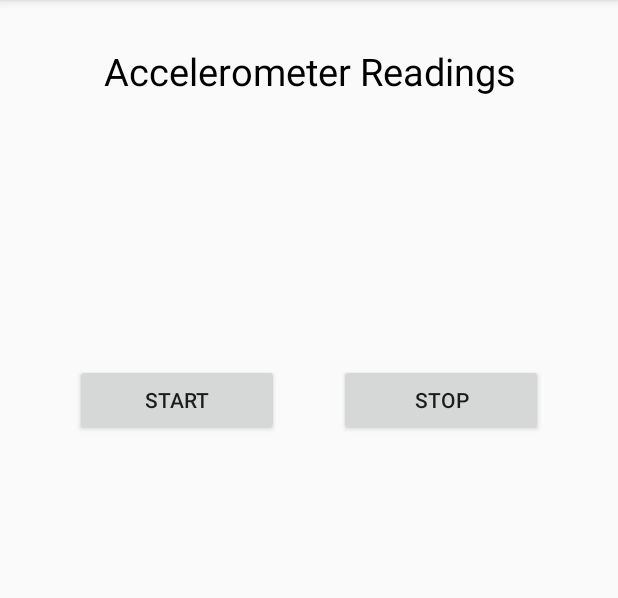
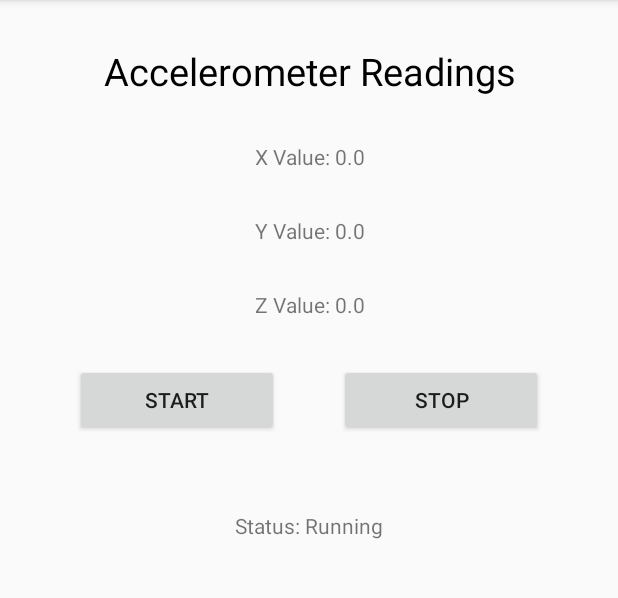
Before and after one commit to yumantha/SmartphoneSensorApp, an Android app: the screen it shows after launch (MainActivity), after a tap on "START", on a phone screen of 412 x 824 dp, the part 84-682 px from its top. Run offline under Robolectric (Android 15) with nearby library versions, the phone set to English and light mode, and no system bars.

Commit message:
status TextView added

```diff
--- a/app/src/main/java/com/yumantha/smartphonesensorapp/MainActivity.java
+++ b/app/src/main/java/com/yumantha/smartphonesensorapp/MainActivity.java
@@ -20,15 +20,18 @@ public class MainActivity extends AppCompatActivity implements SensorEventListen
     private SensorManager sensorManager;
     Sensor accelerometer;
 
-    TextView xValue, yValue, zValue;
+    TextView xValue, yValue, zValue, showStatus;
+    Button startButton, stopButton;
 
     @Override
     protected void onCreate(Bundle savedInstanceState) {
         super.onCreate(savedInstanceState);
         setContentView(R.layout.activity_main);
 
-        Button startButton = (Button) findViewById(R.id.startButton);
-        Button stopButton = (Button) findViewById(R.id.stopButton);
+        showStatus = (TextView) findViewById(R.id.showStatus);
+
+        startButton = (Button) findViewById(R.id.startButton);
+        stopButton = (Button) findViewById(R.id.stopButton);
 
         xValue = (TextView) findViewById(R.id.xValue);
         yValue = (TextView) findViewById(R.id.yValue);
@@ -41,8 +44,12 @@ public class MainActivity extends AppCompatActivity implements SensorEventListen
         sensorManager = (SensorManager) getSystemService(Context.SENSOR_SERVICE);
 
         accelerometer = sensorManager.getDefaultSensor(Sensor.TYPE_ACCELEROMETER);
-        sensorManager.registerListener(MainActivity.this, accelerometer, SensorManager.SENSOR_DELAY_NORMAL);
-        Log.d(TAG, "onCreate: Registered accelerometer listener");
+
+        showStatus.setText("Status: Not running");
+
+        xValue.setText("X Value: 0.0");
+        yValue.setText("Y Value: 0.0");
+        zValue.setText("Z Value: 0.0");
     }
 
     @Override
@@ -50,9 +57,16 @@ public class MainActivity extends AppCompatActivity implements SensorEventListen
         switch (v.getId()) {
             case R.id.startButton:
                 sensorManager.registerListener(this, accelerometer, SensorManager.SENSOR_DELAY_NORMAL);
+                Log.d(TAG, "Registered accelerometer listener");
+
+                showStatus.setText("Status: Running");
+
                 break;
             case R.id.stopButton:
                 sensorManager.unregisterListener(this);
+                Log.d(TAG, "Unregistered accelerometer listener");
+
+                showStatus.setText("Status: Not running");
 
                 xValue.setText("X Value: 0.0");
                 yValue.setText("Y Value: 0.0");
--- a/app/src/main/res/layout/activity_main.xml
+++ b/app/src/main/res/layout/activity_main.xml
@@ -60,8 +60,15 @@
             android:layout_marginHorizontal="20dp"
             android:layout_weight="1"
             android:paddingHorizontal="25sp"
-            android:text="Stop"/>
+            android:text="Stop" />
 
     </LinearLayout>
 
+    <TextView
+        android:id="@+id/showStatus"
+        android:layout_width="match_parent"
+        android:layout_height="wrap_content"
+        android:layout_marginTop="50dp"
+        android:gravity="center" />
+
 </LinearLayout>
```
